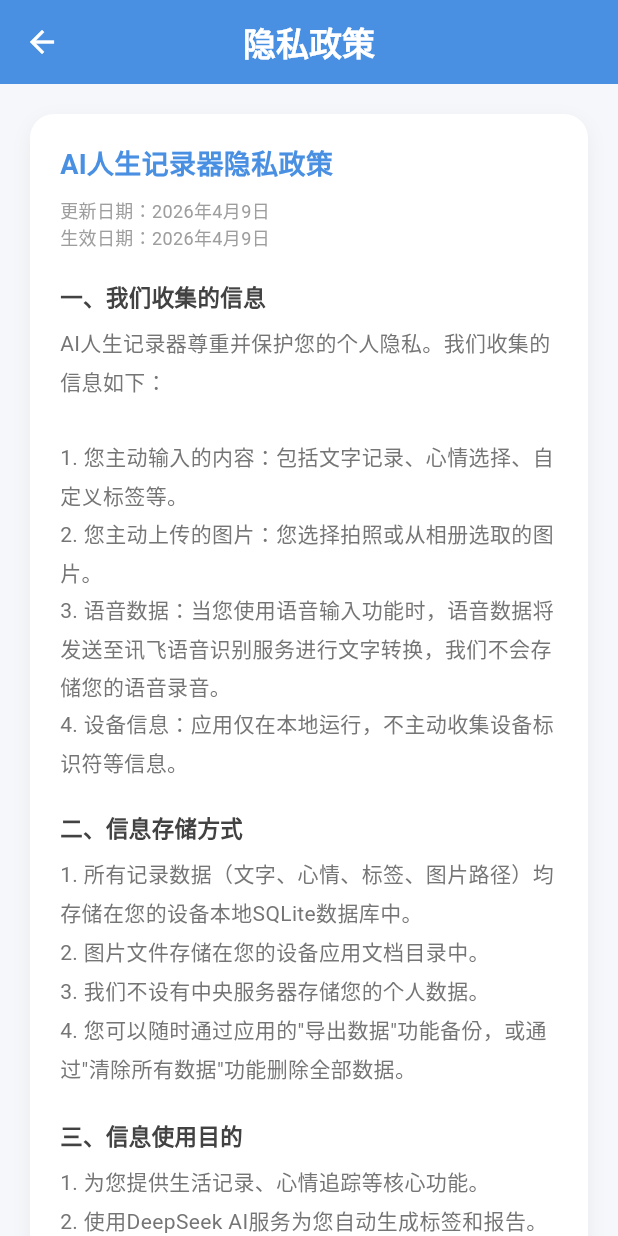
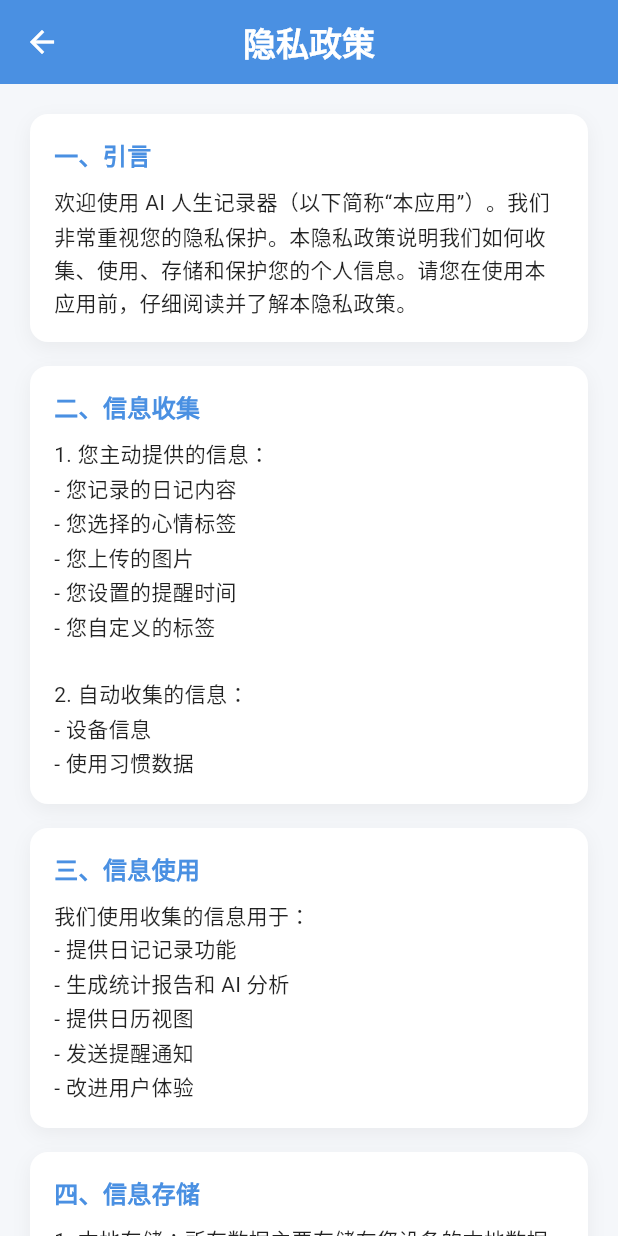
Before and after one commit to jiege455/life_recorder, a Flutter app: the PrivacyPolicyPage screen opened directly, on a phone screen of 412 x 824 dp. Run offline on Flutter 3.47's test engine with Material 3 defaults, Android fonts, the phone set to English and light mode, and no system bars; our stand-ins replace dio, file_picker, fl_chart, flutter_local_notifications, image_picker, local_auth and 6 more; missing offline and left inert: flutter_screen_lock, ifly_speech_recognition; accounts and stored records are empty.

Commit message:
chore: sync privacy_policy_page

```diff
--- a/lib/pages/privacy_policy_page.dart
+++ b/lib/pages/privacy_policy_page.dart
@@ -2,67 +2,31 @@ import 'package:flutter/material.dart';
 
 class PrivacyPolicyPage extends StatelessWidget {
   const PrivacyPolicyPage({super.key});
-
   @override
   Widget build(BuildContext context) {
+    final theme = Theme.of(context);
+    final primaryColor = theme.colorScheme.primary;
     return Scaffold(
-      backgroundColor: Color(0xFFF5F7FA),
-      appBar: AppBar(
-        title: Text('隐私政策', style: TextStyle(color: Colors.white, fontWeight: FontWeight.bold)),
-        backgroundColor: Color(0xFF4A90E2),
-        elevation: 0,
-        centerTitle: true,
-        leading: IconButton(
-          icon: Icon(Icons.arrow_back, color: Colors.white),
-          onPressed: () => Navigator.pop(context),
-        ),
-      ),
-      body: SingleChildScrollView(
-        padding: EdgeInsets.all(20),
-        child: Container(
-          width: double.infinity,
-          padding: EdgeInsets.all(20),
-          decoration: BoxDecoration(
-            color: Colors.white,
-            borderRadius: BorderRadius.circular(16),
-            boxShadow: [BoxShadow(color: Colors.black.withOpacity(0.05), blurRadius: 10, offset: Offset(0, 4))],
-          ),
-          child: Column(
-            crossAxisAlignment: CrossAxisAlignment.start,
-            children: [
-              Text('AI人生记录器隐私政策', style: TextStyle(fontSize: 18, fontWeight: FontWeight.bold, color: Color(0xFF4A90E2))),
-              SizedBox(height: 8),
-              Text('更新日期：2026年4月9日', style: TextStyle(fontSize: 12, color: Colors.grey[500])),
-              Text('生效日期：2026年4月9日', style: TextStyle(fontSize: 12, color: Colors.grey[500])),
-              SizedBox(height: 20),
-              _buildSection('一、我们收集的信息', 'AI人生记录器尊重并保护您的个人隐私。我们收集的信息如下：\n\n1. 您主动输入的内容：包括文字记录、心情选择、自定义标签等。\n2. 您主动上传的图片：您选择拍照或从相册选取的图片。\n3. 语音数据：当您使用语音输入功能时，语音数据将发送至讯飞语音识别服务进行文字转换，我们不会存储您的语音录音。\n4. 设备信息：应用仅在本地运行，不主动收集设备标识符等信息。'),
-              _buildSection('二、信息存储方式', '1. 所有记录数据（文字、心情、标签、图片路径）均存储在您的设备本地SQLite数据库中。\n2. 图片文件存储在您的设备应用文档目录中。\n3. 我们不设有中央服务器存储您的个人数据。\n4. 您可以随时通过应用的"导出数据"功能备份，或通过"清除所有数据"功能删除全部数据。'),
-              _buildSection('三、信息使用目的', '1. 为您提供生活记录、心情追踪等核心功能。\n2. 使用DeepSeek AI服务为您自动生成标签和报告。\n3. 使用讯飞语音识别服务将您的语音转换为文字。'),
-              _buildSection('四、第三方服务', '本应用使用以下第三方服务：\n\n1. DeepSeek AI（深度求索）\n   - 用途：AI标签生成、AI周报/月报生成、年度回顾\n   - 数据传输：您输入的文字内容会通过加密连接发送至DeepSeek服务器\n   - 隐私政策：https://www.deepseek.com/privacy\n\n2. 讯飞语音识别（科大讯飞）\n   - 用途：语音转文字功能\n   - 数据传输：语音数据通过加密连接发送至讯飞服务器\n   - 隐私政策：https://www.xfyun.cn/doc/policy/yinsi.html\n\n我们不会将您的数据出售或分享给其他第三方。'),
-              _buildSection('五、权限说明', '本应用申请以下权限：\n\n1. 麦克风权限：用于语音输入记录\n2. 相机权限：用于拍照记录\n3. 相册权限：用于选择图片记录\n4. 生物识别权限：用于隐私锁功能\n5. 通知权限：用于每日提醒功能\n6. 存储权限：用于数据备份与恢复\n\n所有权限仅在您主动使用相关功能时请求，您可以随时在系统设置中关闭。'),
-              _buildSection('六、数据安全', '1. 所有本地数据存储在应用沙盒中，其他应用无法访问。\n2. 网络传输均使用HTTPS加密。\n3. 提供隐私锁功能（指纹/Face ID）保护您的数据。\n4. 建议您定期使用数据导出功能进行备份。'),
-              _buildSection('七、您的权利', '1. 查看权：您可以随时查看所有记录数据。\n2. 导出权：您可以通过"导出数据"功能导出全部数据。\n3. 删除权：您可以删除单条记录，或通过"清除所有数据"功能删除全部数据。\n4. 撤回同意权：您可以随时在系统设置中关闭已授予的权限。'),
-              _buildSection('八、未成年人保护', '我们高度重视对未成年人个人信息的保护。若您是未满14周岁的未成年人，请在监护人的陪同和指导下使用本应用。'),
-              _buildSection('九、隐私政策更新', '我们可能会适时修订本隐私政策。政策更新后，我们会在应用内通知您。若您在政策更新后继续使用本应用，即视为您同意受修订后的隐私政策约束。'),
-              _buildSection('十、联系我们', '如果您对本隐私政策有任何疑问、意见或建议，请通过以下方式联系我们：\n\n开发者：杰哥网络科技\nQQ：2711793818'),
-            ],
-          ),
-        ),
-      ),
+      appBar: AppBar(title: Text('\u9690\u79C1\u653F\u7B56', style: TextStyle(color: Colors.white, fontWeight: FontWeight.bold)), backgroundColor: primaryColor, elevation: 0, centerTitle: true, leading: IconButton(icon: Icon(Icons.arrow_back, color: Colors.white), onPressed: () => Navigator.pop(context))),
+      body: SingleChildScrollView(padding: EdgeInsets.all(20), child: Column(crossAxisAlignment: CrossAxisAlignment.start, children: [
+        _buildSection(context, '\u4E00\u3001\u5F15\u8A00', '\u6B22\u8FCE\u4F7F\u7528 AI \u4EBA\u751F\u8BB0\u5F55\u5668\uFF08\u4EE5\u4E0B\u7B80\u79F0\u201C\u672C\u5E94\u7528\u201D\uFF09\u3002\u6211\u4EEC\u975E\u5E38\u91CD\u89C6\u60A8\u7684\u9690\u79C1\u4FDD\u62A4\u3002\u672C\u9690\u79C1\u653F\u7B56\u8BF4\u660E\u6211\u4EEC\u5982\u4F55\u6536\u96C6\u3001\u4F7F\u7528\u3001\u5B58\u50A8\u548C\u4FDD\u62A4\u60A8\u7684\u4E2A\u4EBA\u4FE1\u606F\u3002\u8BF7\u60A8\u5728\u4F7F\u7528\u672C\u5E94\u7528\u524D\uFF0C\u4ED4\u7EC6\u9605\u8BFB\u5E76\u4E86\u89E3\u672C\u9690\u79C1\u653F\u7B56\u3002'),
+        _buildSection(context, '\u4E8C\u3001\u4FE1\u606F\u6536\u96C6', '1. \u60A8\u4E3B\u52A8\u63D0\u4F9B\u7684\u4FE1\u606F\uFF1A\n- \u60A8\u8BB0\u5F55\u7684\u65E5\u8BB0\u5185\u5BB9\n- \u60A8\u9009\u62E9\u7684\u5FC3\u60C5\u6807\u7B7E\n- \u60A8\u4E0A\u4F20\u7684\u56FE\u7247\n- \u60A8\u8BBE\u7F6E\u7684\u63D0\u9192\u65F6\u95F4\n- \u60A8\u81EA\u5B9A\u4E49\u7684\u6807\u7B7E\n\n2. \u81EA\u52A8\u6536\u96C6\u7684\u4FE1\u606F\uFF1A\n- \u8BBE\u5907\u4FE1\u606F\n- \u4F7F\u7528\u4E60\u60EF\u6570\u636E'),
+        _buildSection(context, '\u4E09\u3001\u4FE1\u606F\u4F7F\u7528', '\u6211\u4EEC\u4F7F\u7528\u6536\u96C6\u7684\u4FE1\u606F\u7528\u4E8E\uFF1A\n- \u63D0\u4F9B\u65E5\u8BB0\u8BB0\u5F55\u529F\u80FD\n- \u751F\u6210\u7EDF\u8BA1\u62A5\u544A\u548C AI \u5206\u6790\n- \u63D0\u4F9B\u65E5\u5386\u89C6\u56FE\n- \u53D1\u9001\u63D0\u9192\u901A\u77E5\n- \u6539\u8FDB\u7528\u6237\u4F53\u9A8C'),
+        _buildSection(context, '\u56DB\u3001\u4FE1\u606F\u5B58\u50A8', '1. \u672C\u5730\u5B58\u50A8\uFF1A\u6240\u6709\u6570\u636E\u4E3B\u8981\u5B58\u50A8\u5728\u60A8\u8BBE\u5907\u7684\u672C\u5730\u6570\u636E\u5E93\u4E2D\n2. \u5907\u4EFD\u5B58\u50A8\uFF1A\u5F53\u60A8\u4F7F\u7528\u5907\u4EFD\u529F\u80FD\u65F6\uFF0C\u6570\u636E\u4F1A\u52A0\u5BC6\u5B58\u50A8\n3. \u6211\u4EEC\u4E0D\u4F1A\u5C06\u60A8\u7684\u6570\u636E\u4E0A\u4F20\u5230\u6211\u4EEC\u7684\u670D\u52A1\u5668'),
+        _buildSection(context, '\u4E94\u3001\u4FE1\u606F\u4FDD\u62A4', '\u6211\u4EEC\u91C7\u53D6\u4EE5\u4E0B\u63AA\u65BD\u4FDD\u62A4\u60A8\u7684\u4FE1\u606F\u5B89\u5168\uFF1A\n- \u6570\u636E\u52A0\u5BC6\u5B58\u50A8\n- \u652F\u6301\u5BC6\u7801/\u751F\u7269\u8BC6\u522B\u9501\n- \u4E0D\u5411\u7B2C\u4E09\u65B9\u5171\u4EAB\u6570\u636E\n- \u5B9A\u671F\u5B89\u5168\u66F4\u65B0'),
+        _buildSection(context, '\u516D\u3001\u6743\u9650\u8BF4\u660E', '\u672C\u5E94\u7528\u53EF\u80FD\u9700\u8981\u4EE5\u4E0B\u6743\u9650\uFF1A\n- \u5B58\u50A8\u6743\u9650\uFF1A\u7528\u4E8E\u4FDD\u5B58\u56FE\u7247\n- \u76F8\u673A\u6743\u9650\uFF1A\u7528\u4E8E\u62CD\u7167\n- \u901A\u77E5\u6743\u9650\uFF1A\u7528\u4E8E\u53D1\u9001\u63D0\u9192\n- \u7F51\u7EDC\u6743\u9650\uFF1A\u7528\u4E8E AI \u529F\u80FD'),
+        _buildSection(context, '\u4E03\u3001\u7B2C\u4E09\u65B9\u670D\u52A1', '\u672C\u5E94\u7528\u96C6\u6210\u4E86\u4EE5\u4E0B\u7B2C\u4E09\u65B9\u670D\u52A1\uFF1A\n- DeepSeek AI\uFF1A\u7528\u4E8E\u751F\u6210\u667A\u80FD\u6807\u7B7E\u548C\u62A5\u544A\n- \u8BAF\u98DE\u8BED\u97F3\uFF1A\u7528\u4E8E\u8BED\u97F3\u8F93\u5165\n- \u8FD9\u4E9B\u670D\u52A1\u6709\u5176\u72EC\u7ACB\u7684\u9690\u79C1\u653F\u7B56'),
+        _buildSection(context, '\u516B\u3001\u9690\u79C1\u653F\u7B56\u66F4\u65B0', '\u6211\u4EEC\u53EF\u80FD\u4F1A\u4E0D\u65F6\u66F4\u65B0\u672C\u9690\u79C1\u653F\u7B56\u3002\u66F4\u65B0\u540E\u7684\u653F\u7B56\u5C06\u5728\u5E94\u7528\u5185\u53D1\u5E03\uFF0C\u5EFA\u8BAE\u60A8\u5B9A\u671F\u67E5\u770B\u3002'),
+        _buildSection(context, '\u4E5D\u3001\u8054\u7CFB\u6211\u4EEC', '\u5982\u60A8\u5BF9\u672C\u9690\u79C1\u653F\u7B56\u6709\u4EFB\u4F55\u7591\u95EE\u6216\u5EFA\u8BAE\uFF0C\u8BF7\u8054\u7CFB\uFF1A\n\n\u5F00\u53D1\u8005\uFF1A\u6770\u54E5\u7F51\u7EDC\u79D1\u6280\n\u8054\u7CFB\u65B9\u5F0F\uFF1AQQ 2711793818'),
+        SizedBox(height: 20), Text('\u6700\u540E\u66F4\u65B0\u65E5\u671F\uFF1A2026 \u5E74 1 \u6708', style: TextStyle(fontSize: 12, color: theme.colorScheme.onSurfaceVariant)),
+      ])),
     );
   }
 
-  Widget _buildSection(String title, String content) {
-    return Padding(
-      padding: EdgeInsets.only(bottom: 20),
-      child: Column(
-        crossAxisAlignment: CrossAxisAlignment.start,
-        children: [
-          Text(title, style: TextStyle(fontSize: 15, fontWeight: FontWeight.w600, color: Colors.grey[800])),
-          SizedBox(height: 8),
-          Text(content, style: TextStyle(fontSize: 14, color: Colors.grey[600], height: 1.8)),
-        ],
-      ),
-    );
+  Widget _buildSection(BuildContext context, String title, String content) {
+    final theme = Theme.of(context);
+    final cardColor = theme.cardColor;
+    final primaryColor = theme.colorScheme.primary;
+    return Container(width: double.infinity, margin: EdgeInsets.only(bottom: 16), padding: EdgeInsets.all(16), decoration: BoxDecoration(color: cardColor, borderRadius: BorderRadius.circular(12), boxShadow: [BoxShadow(color: Colors.black.withOpacity(0.05), blurRadius: 10, offset: Offset(0, 4))]), child: Column(crossAxisAlignment: CrossAxisAlignment.start, children: [Text(title, style: TextStyle(fontSize: 16, fontWeight: FontWeight.bold, color: primaryColor)), SizedBox(height: 8), Text(content, style: TextStyle(fontSize: 14, color: theme.colorScheme.onSurface, height: 1.6))]));
   }
 }
```
